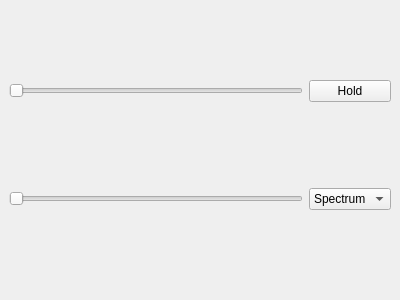
This is qt/python/mantidqt/widgets/superplot/ui/superplotBottom.ui in mantidproject/mantid as Qt 5 draws it before an edit. The edited form follows.
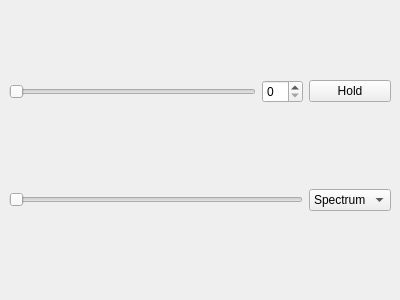
This is the edited form.

Commit message:
[SPLOT] a spinbox to change the current workspace
With this commit, the current workspace can be changed either with a
slider or with a spinbox. The value of the two widgets is synchronised.

```diff
--- a/qt/python/mantidqt/widgets/superplot/ui/superplotBottom.ui
+++ b/qt/python/mantidqt/widgets/superplot/ui/superplotBottom.ui
@@ -27,13 +27,6 @@
     <property name="topMargin">
      <number>0</number>
     </property>
-    <item row="1" column="0">
-     <widget class="QSlider" name="spectrumSlider">
-      <property name="orientation">
-       <enum>Qt::Horizontal</enum>
-      </property>
-     </widget>
-    </item>
     <item row="0" column="0">
      <widget class="QSlider" name="workspaceSlider">
       <property name="orientation">
@@ -41,7 +34,7 @@
       </property>
      </widget>
     </item>
-    <item row="0" column="1">
+    <item row="0" column="2">
      <widget class="QPushButton" name="holdButton">
       <property name="text">
        <string>Hold</string>
@@ -51,7 +44,7 @@
       </property>
      </widget>
     </item>
-    <item row="1" column="1">
+    <item row="1" column="2">
      <widget class="QComboBox" name="comboBox_2">
       <item>
        <property name="text">
@@ -65,6 +58,16 @@
       </item>
      </widget>
     </item>
+    <item row="0" column="1">
+     <widget class="QSpinBox" name="workspaceSpinBox"/>
+    </item>
+    <item row="1" column="0" colspan="2">
+     <widget class="QSlider" name="spectrumSlider">
+      <property name="orientation">
+       <enum>Qt::Horizontal</enum>
+      </property>
+     </widget>
+    </item>
    </layout>
   </widget>
  </widget>
```
The commit also changes 2 other files.
